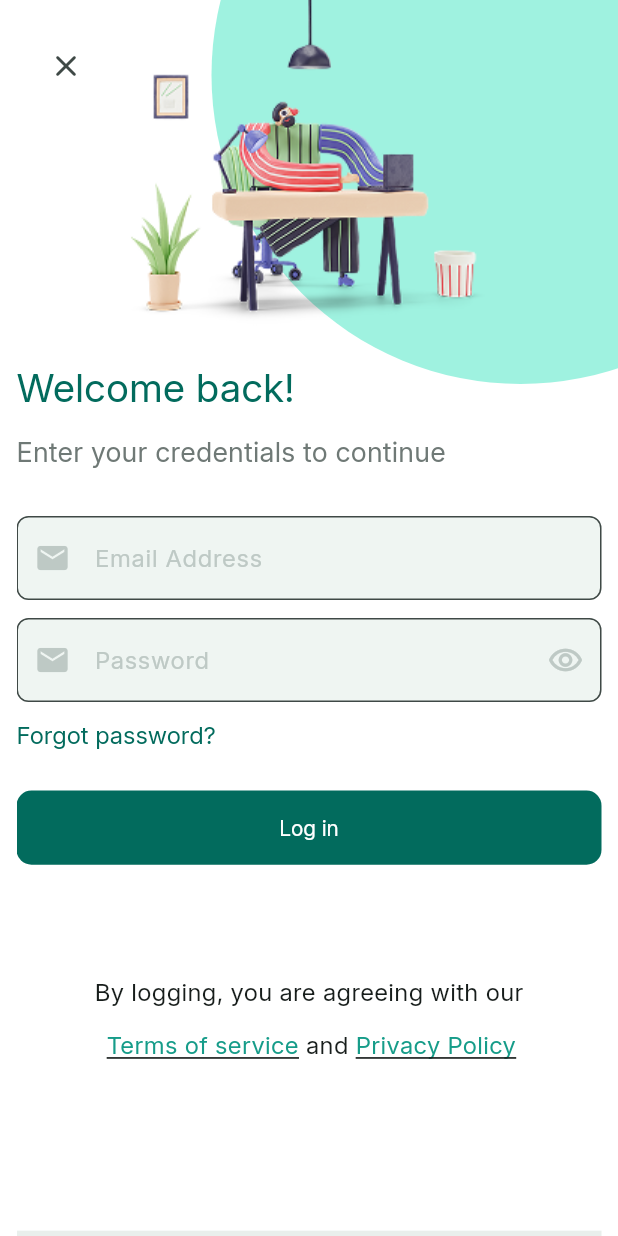
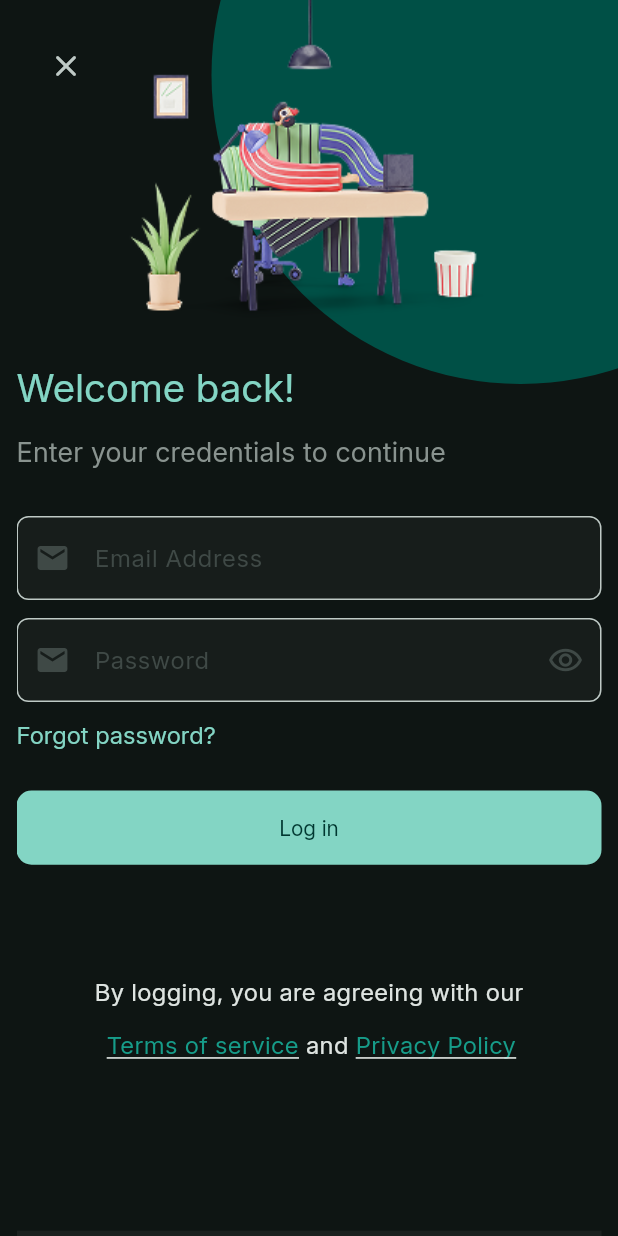
Before and after one commit to jesi28/Register, a Flutter app: the screen it shows after launch, after a tap on "Log in", on a phone screen of 412 x 824 dp. Run offline on Flutter 3.47's test engine with Material 3 defaults, Android fonts, the phone set to English and light mode, and no system bars; drawn by our look-alikes of flutter_form_builder.

Commit message:
dark theme

```diff
--- a/lib/login.dart
+++ b/lib/login.dart
@@ -7,7 +7,7 @@ class LoginPage extends StatelessWidget {
   @override
   Widget build(BuildContext context) {
     return Scaffold(
-        backgroundColor: Colors.white,
+        backgroundColor: Theme.of(context).colorScheme.surface,
         body: Stack(
           children: [
             Padding(
--- a/lib/main.dart
+++ b/lib/main.dart
@@ -15,7 +15,7 @@ class MyApp extends StatelessWidget {
     return MaterialApp(
       title: 'Flutter Demo',
       debugShowCheckedModeBanner: false,
-      theme: uiHelper.themeData("LIGHT"),
+      theme: uiHelper.themeData("DARK"),
       home: const OnBoardPage(),
     );
   }
```
